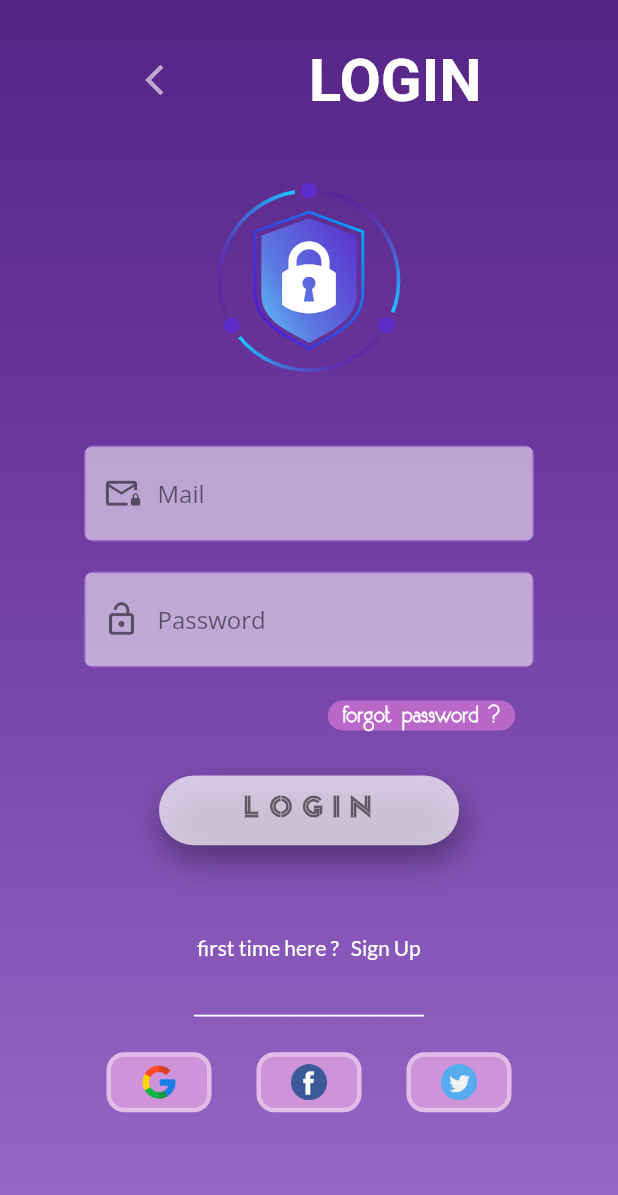
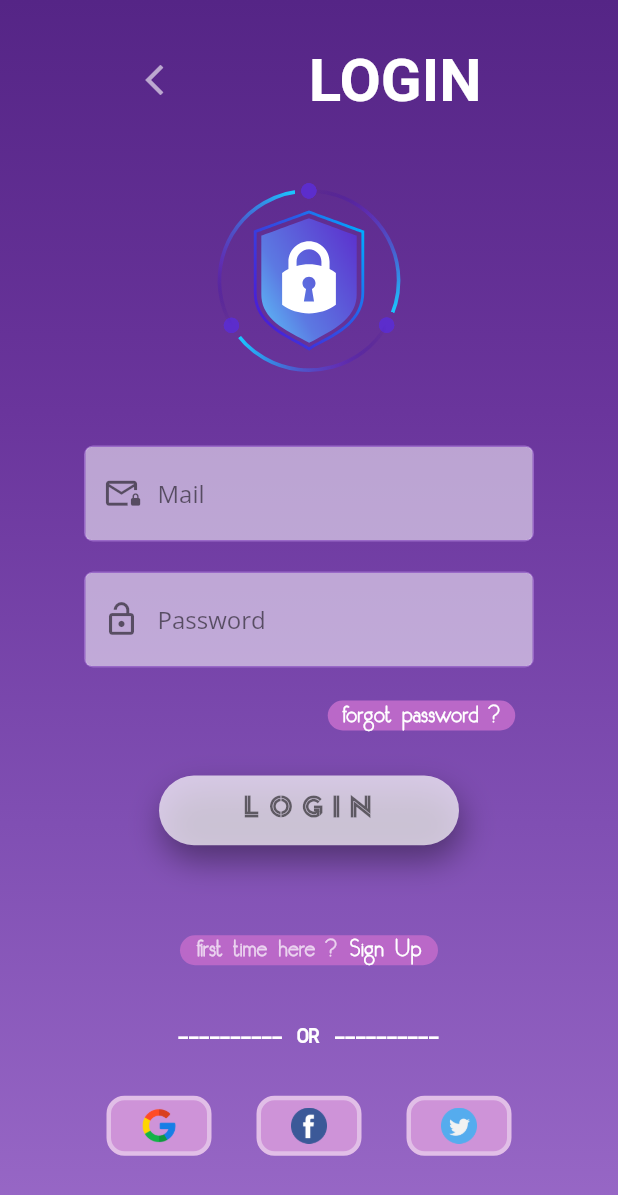
Before and after one commit to asmitranjansinha/Login-Signup, a Flutter app: the LoginPage screen opened directly, on a phone screen of 412 x 824 dp. Shown: the top 1195 px of the screen. Run offline on Flutter 3.47's test engine with Material 2 defaults, Android fonts, the phone set to English and light mode, and no system bars; our stand-ins replace firebase_auth, firebase_core, fluttertoast, get, google_fonts, google_sign_in and 1 more; missing offline and left inert: flutter_facebook_auth; accounts and stored records are empty; Roboto replaces fonts that are missing (ArcaMajora3-Bold).

Commit message:
login page ui chnage

```diff
--- a/lib/screens/login_page.dart
+++ b/lib/screens/login_page.dart
@@ -227,33 +227,43 @@ class _LoginPageState extends State<LoginPage>
                     ],
                   ),
                   const SizedBox(height: 60),
-                  Row(
+                  Container(
+                    height: 20,
+                    width: 172,
+                    decoration: BoxDecoration(
+                        color: Colors.purple[300],
+                        borderRadius: BorderRadius.circular(50)),
+                    child: Row(
                       mainAxisAlignment: MainAxisAlignment.center,
                       children: [
-                      Text(
+                        const Text(
                           "first time here ?",
                           style: TextStyle(
-                            fontFamily: GoogleFonts.lato().fontFamily,
-                            color: Colors.white),
+                              fontWeight: FontWeight.bold,
+                              fontFamily: 'Fox&Cat',
+                              color: Colors.white70),
                         ),
                         const SizedBox(width: 8),
                         GestureDetector(
                           onTap: () {
                             Get.offAll(const SignUp());
                           },
-                        child: Text(
+                          child: const Text(
                             "Sign Up",
                             style: TextStyle(
                                 color: Colors.white,
-                              fontFamily: GoogleFonts.lato().fontFamily),
+                                fontWeight: FontWeight.bold,
+                                fontFamily: 'Fox&Cat'),
                           ),
                         )
                       ],
                     ),
-                  const SizedBox(height: 20),
-                  const Text("_________________________",
-                      style: TextStyle(color: Colors.white)),
-                  const SizedBox(height: 22),
+                  ),
+                  const SizedBox(height: 40),
+                  const Text("----------  OR  ----------",
+                      style:
+                          TextStyle(color: Colors.white, fontFamily: 'koliko')),
+                  const SizedBox(height: 30),
                   Row(
                     mainAxisAlignment: MainAxisAlignment.center,
                     children: [
```
Lines whose indentation alone changed are shown as unchanged.
